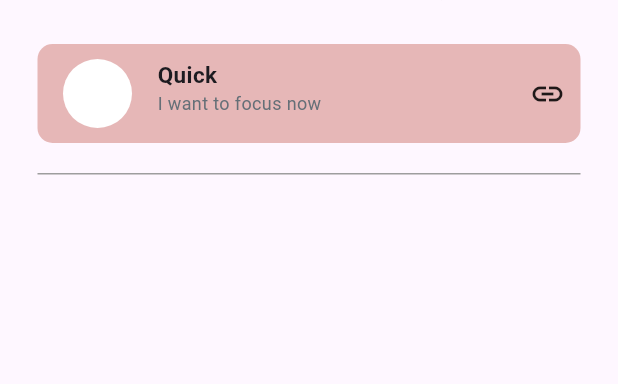
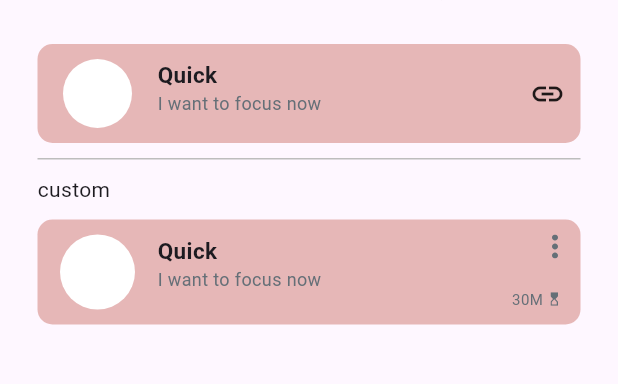
Before and after one commit to Mohammed595/focus_area_app, a Flutter app: the HomeScreen screen opened by its route, on a phone screen of 412 x 824 dp, the part 151-535 px from its top. Run offline on Flutter 3.47's test engine with Material 3 defaults, Android fonts, the phone set to English and light mode, and no system bars; our stand-ins replace flutter_svg, shared_preferences, smooth_page_indicator; accounts and stored records are empty.

Commit message:
design custom widget completed

```diff
--- a/lib/core/contsans/assets_path.dart
+++ b/lib/core/contsans/assets_path.dart
@@ -12,4 +12,6 @@ class AppIcons {
   static const String logoWithNameIcon = 'assets/icons/logoWithName.svg';
   static const String logoAppPraimryColor = 'assets/icons/logoAppPraimryColor.svg';
   static const String peperAirPlaneIcon = 'assets/icons/peperAirPlaneIcon.svg';
+  static const String menuIcon = 'assets/icons/menuIcon.svg';
+  static const String timerIcon = 'assets/icons/timerIcon.svg';
 }
--- a/lib/features/home_screen.dart/ui/screen/home_screen.dart
+++ b/lib/features/home_screen.dart/ui/screen/home_screen.dart
@@ -1,6 +1,6 @@
 import 'package:flutter/material.dart';
-import 'package:flutter/widgets.dart';
 import 'package:focus_area_app/features/home_screen.dart/ui/widgets/app_bar_home_screen.dart';
+import 'package:focus_area_app/features/home_screen.dart/ui/widgets/custom_focus_widget.dart';
 import 'package:focus_area_app/features/home_screen.dart/ui/widgets/quick_focus_widget.dart';
 
 class HomeScreen extends StatelessWidget {
@@ -13,6 +13,7 @@ class HomeScreen extends StatelessWidget {
         padding:
             const EdgeInsets.only(left: 25, right: 25, top: 70, bottom: 20),
         child: Column(
+          crossAxisAlignment: CrossAxisAlignment.start,
           children: [
             // app bar
             const AppBarForHomeScreen(),
@@ -26,20 +27,31 @@ class HomeScreen extends StatelessWidget {
               onTap: () {
                 print('object');
               },
-              child: QuickFocusWidget(),
+              child: const QuickFocusWidget(),
             ),
 
-            SizedBox(
-              height: 20,
+            const SizedBox(
+              height: 10,
             ),
 
             // divider
             Divider(
-              color:Colors.grey,
+              color: Colors.grey.shade400,
               height: 1,
-            )
+            ),
+
+            const SizedBox(
+              height: 10,
+            ),
+
+            const Text('custom'),
+            const SizedBox(
+              height: 10,
+            ),
 
             // custom focus
+
+           const  CustomFocusWidget(),
           ],
         ),
       ),
--- /dev/null
+++ b/lib/features/home_screen.dart/ui/widgets/custom_focus_widget.dart
@@ -0,0 +1,82 @@
+import 'package:flutter/material.dart';
+import 'package:flutter_svg/svg.dart';
+import 'package:focus_area_app/core/contsans/assets_path.dart';
+
+class CustomFocusWidget extends StatelessWidget {
+  const CustomFocusWidget({
+    super.key,
+  });
+
+  @override
+  Widget build(BuildContext context) {
+    return Container(
+      height: 70,
+      padding: const EdgeInsets.only(top: 10, bottom: 10, left: 10, right: 15),
+      width: double.infinity,
+      decoration: BoxDecoration(
+        color: const Color.fromARGB(255, 230, 183, 183),
+        borderRadius: BorderRadius.circular(10),
+      ),
+      child: Row(
+        children: [
+          // icon
+          const CircleAvatar(
+            backgroundColor: Colors.white,
+            maxRadius: 30,
+          ),
+
+          const SizedBox(
+            width: 10,
+          ),
+
+          const Column(
+            crossAxisAlignment: CrossAxisAlignment.start,
+            children: [
+              // title
+              Text(
+                'Quick',
+                style: TextStyle(
+                  fontSize: 15,
+                  fontWeight: FontWeight.bold,
+                ),
+              ),
+              // dic
+              Text(
+                'I want to focus now',
+                style: TextStyle(
+                  fontSize: 12,
+                  color: Color(0xff656F77),
+                ),
+              ),
+            ],
+          ),
+
+          const Spacer(),
+
+          Column(
+            crossAxisAlignment: CrossAxisAlignment.end,
+            children: [
+              SvgPicture.asset(AppIcons.menuIcon),
+              Spacer(),
+              Row(
+                children: [
+                  const Text(
+                    '30M',
+                    style: TextStyle(fontSize: 10, color: Color(0xff656F77)),
+                  ),
+                  const SizedBox(
+                    width: 5,
+                  ),
+                  // Spacer(),
+                  SvgPicture.asset(
+                    AppIcons.timerIcon,
+                  ),
+                ],
+              )
+            ],
+          )
+        ],
+      ),
+    );
+  }
+}
```
Also changed, not shown: assets/icons/menuIcon.svg (added), assets/icons/timerIcon.svg (added).
